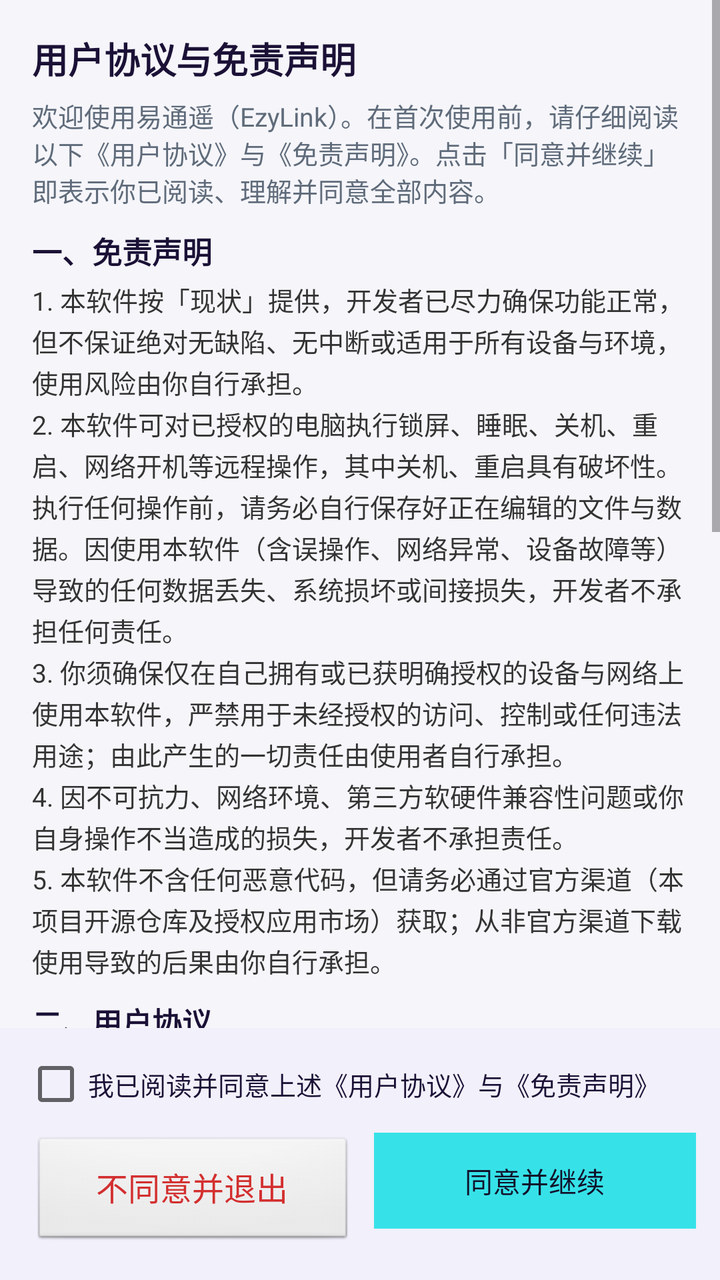
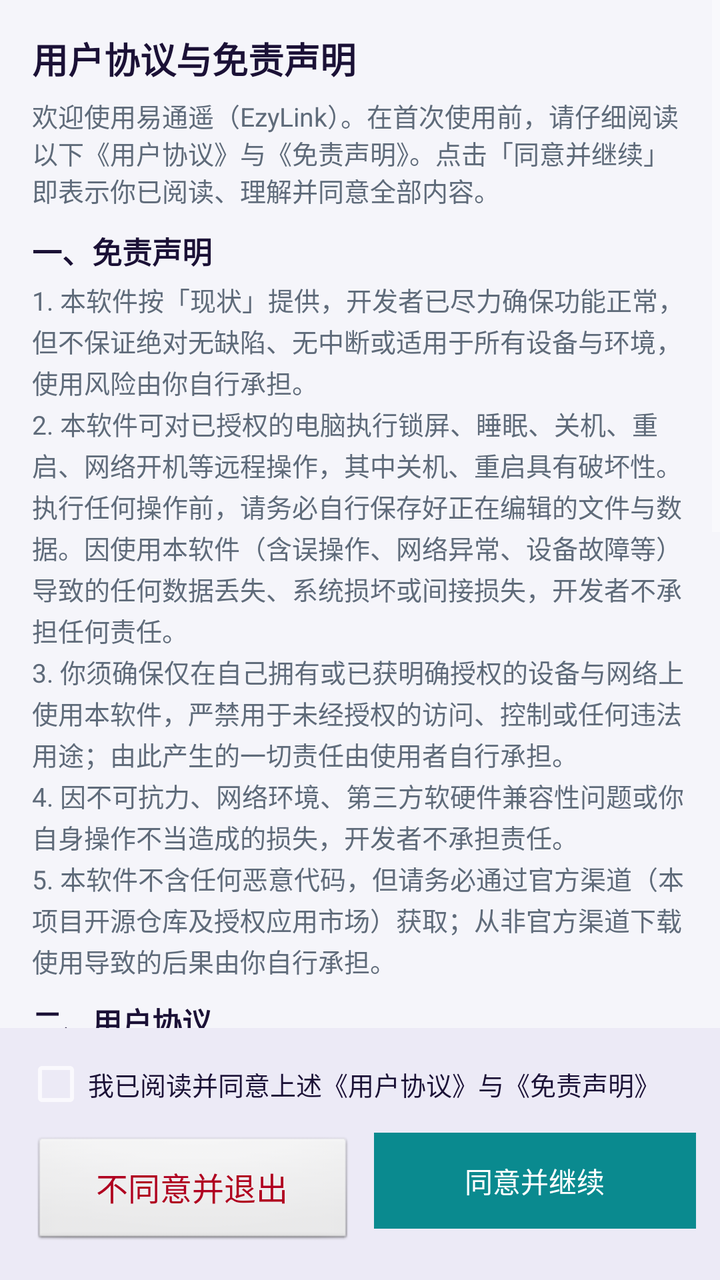

Compare the two renders of this Android layout. The source of the first and the diff that turns it into the second are given below.
<!-- AndroidManifest.xml: application theme AppTheme -->
<!-- res/layout/activity_agreement.xml -->
<?xml version="1.0" encoding="utf-8"?>
<LinearLayout xmlns:android="http://schemas.android.com/apk/res/android"
    android:orientation="vertical" android:layout_width="match_parent" android:layout_height="match_parent">
    <ScrollView android:id="@+id/scroll" android:layout_width="match_parent"
        android:layout_height="0dp" android:layout_weight="1">
        <LinearLayout android:orientation="vertical" android:padding="16dp"
            android:layout_width="match_parent" android:layout_height="wrap_content">
            <TextView android:text="@string/agree_title" android:textSize="18sp"
                android:textStyle="bold" android:textColor="#1b1136" android:layout_marginBottom="6dp"
                android:layout_width="match_parent" android:layout_height="wrap_content"/>
            <TextView android:text="@string/agree_intro" android:textSize="13sp"
                android:textColor="#5f6b7a" android:layout_marginBottom="10dp"
                android:layout_width="match_parent" android:layout_height="wrap_content"/>
            <TextView android:text="@string/disclaimer_title" android:textSize="15sp"
                android:textStyle="bold" android:textColor="#1b1136" android:layout_marginBottom="4dp"
                android:layout_width="match_parent" android:layout_height="wrap_content"/>
            <TextView android:text="@string/disclaimer_text" android:textSize="13sp"
                android:textColor="#333333" android:lineSpacingExtra="2dp" android:layout_marginBottom="10dp"
                android:layout_width="match_parent" android:layout_height="wrap_content"/>
            <TextView android:text="@string/terms_title" android:textSize="15sp"
                android:textStyle="bold" android:textColor="#1b1136" android:layout_marginBottom="4dp"
                android:layout_width="match_parent" android:layout_height="wrap_content"/>
            <TextView android:text="@string/terms_text" android:textSize="13sp"
                android:textColor="#333333" android:lineSpacingExtra="2dp" android:layout_marginBottom="8dp"
                android:layout_width="match_parent" android:layout_height="wrap_content"/>
            <TextView android:text="@string/agree_note" android:textSize="11sp"
                android:textColor="#8a86a8" android:layout_width="match_parent" android:layout_height="wrap_content"/>
        </LinearLayout>
    </ScrollView>
    <LinearLayout android:orientation="vertical" android:padding="12dp" android:background="#f2f0fa"
        android:layout_width="match_parent" android:layout_height="wrap_content">
        <CheckBox android:id="@+id/agreeCheck" android:text="@string/agree_check"
            android:textSize="13sp" android:textColor="#1b1136"
            android:layout_width="match_parent" android:layout_height="wrap_content"/>
        <LinearLayout android:orientation="horizontal" android:layout_width="match_parent"
            android:layout_height="wrap_content" android:layout_marginTop="6dp">
            <Button android:id="@+id/agreeDecline" android:text="@string/agree_decline"
                android:layout_weight="1" android:layout_marginEnd="6dp" android:layout_width="0dp"
                android:layout_height="wrap_content" style="@style/BtnDanger"/>
            <Button android:id="@+id/agreeAccept" android:text="@string/agree_accept"
                android:enabled="false" android:layout_weight="1" android:layout_marginStart="6dp"
                android:layout_width="0dp" android:layout_height="wrap_content"
                android:textColor="#11102A" android:background="#36E2E8"/>
        </LinearLayout>
    </LinearLayout>
</LinearLayout>
<!-- resources referenced by this layout -->
<resources>
  <string name="agree_accept">同意并继续</string>
  <string name="agree_check">我已阅读并同意上述《用户协议》与《免责声明》</string>
  <string name="agree_decline">不同意并退出</string>
  <string name="agree_intro">欢迎使用易通遥（EzyLink）。在首次使用前，请仔细阅读以下《用户协议》与《免责声明》。点击「同意并继续」即表示你已阅读、理解并同意全部内容。</string>
  <string name="agree_note">完整文本以开源仓库（github.com/yty16/EzyLink）中的 TERMS.md 与 DISCLAIMER.md 为准。</string>
  <string name="agree_title">用户协议与免责声明</string>
  <string name="disclaimer_text">1. 本软件按「现状」提供，开发者已尽力确保功能正常，但不保证绝对无缺陷、无中断或适用于所有设备与环境，使用风险由你自行承担。\n2. 本软件可对已授权的电脑执行锁屏、睡眠、关机、重启、网络开机等远程操作，其中关机、重启具有破坏性。执行任何操作前，请务必自行保存好正在编辑的文件与数据。因使用本软件（含误操作、网络异常、设备故障等）导致的任何数据丢失、系统损坏或间接损失，开发者不承担任何责任。\n3. 你须确保仅在自己拥有或已获明确授权的设备与网络上使用本软件，严禁用于未经授权的访问、控制或任何违法用途；由此产生的一切责任由使用者自行承担。\n4. 因不可抗力、网络环境、第三方软硬件兼容性问题或你自身操作不当造成的损失，开发者不承担责任。\n5. 本软件不含任何恶意代码，但请务必通过官方渠道（本项目开源仓库及授权应用市场）获取；从非官方渠道下载使用导致的后果由你自行承担。</string>
  <string name="disclaimer_title">一、免责声明</string>
  <string name="terms_text">1. 使用本软件即表示你同意本协议全部条款。\n2. 使用限制：你仅可将本软件用于合法、已获授权的场景；严禁用于网络攻击、未授权控制、入侵他人设备或其他违反法律法规的行为。\n3. 连接信息安全：你保存在本机/手表端的电脑地址、配对码、蓝牙信息等均由你自行管理，请妥善保管，避免泄露。\n4. 知识产权：本软件著作权归开发者所有，依据仓库内 LICENSE 文件规定的许可协议分发，你可在协议范围内使用、修改与再分发。\n5. 隐私保护：本软件不收集任何个人信息，所有连接数据仅存储于你的本机与局域网内，详见《隐私政策》（PRIVACY.md）。\n6. 免责：除本协议另有约定外，软件相关的责任以《免责声明》为准。\n7. 协议变更：开发者保留根据法律法规或产品调整修改本协议的权利；你继续使用本软件即视为接受修订后的协议。\n8. 协议终止：若你违反本协议，开发者有权停止向你提供本软件且不承担任何责任。</string>
  <string name="terms_title">二、用户协议</string>
  <style name="BtnDanger" parent="@style/Btn">
          <item name="android:textColor">#D32F2F</item>
      </style>
  <style name="AppTheme" parent="@android:style/Theme.Material.Light.NoActionBar">
          <item name="android:windowBackground">#f5f5fa</item>
      </style>
  <style name="Btn" parent="@android:style/Widget.Button">
          <item name="android:layout_width">0dp</item>
          <item name="android:layout_height">wrap_content</item>
          <item name="android:layout_weight">1</item>
          <item name="android:minHeight">@dimen/btn_minh</item>
          <item name="android:textSize">@dimen/btn_text</item>
          <item name="android:layout_margin">4dp</item>
      </style>
  <dimen name="btn_minh">56dp</dimen>
  <dimen name="btn_text">16sp</dimen>
</resources>

<!-- the commit's change to res/layout/activity_agreement.xml (unified diff, before → after) -->
@@ -1,4 +1,4 @@
-<?xml version="1.0" encoding="utf-8"?>
+﻿<?xml version="1.0" encoding="utf-8"?>
 <LinearLayout xmlns:android="http://schemas.android.com/apk/res/android"
     android:orientation="vertical" android:layout_width="match_parent" android:layout_height="match_parent">
     <ScrollView android:id="@+id/scroll" android:layout_width="match_parent"
@@ -6,31 +6,31 @@
         <LinearLayout android:orientation="vertical" android:padding="16dp"
             android:layout_width="match_parent" android:layout_height="wrap_content">
             <TextView android:text="@string/agree_title" android:textSize="18sp"
-                android:textStyle="bold" android:textColor="#1b1136" android:layout_marginBottom="6dp"
+                android:textStyle="bold" android:textColor="@color/fg" android:layout_marginBottom="6dp"
                 android:layout_width="match_parent" android:layout_height="wrap_content"/>
             <TextView android:text="@string/agree_intro" android:textSize="13sp"
-                android:textColor="#5f6b7a" android:layout_marginBottom="10dp"
+                android:textColor="@color/fg_muted" android:layout_marginBottom="10dp"
                 android:layout_width="match_parent" android:layout_height="wrap_content"/>
             <TextView android:text="@string/disclaimer_title" android:textSize="15sp"
-                android:textStyle="bold" android:textColor="#1b1136" android:layout_marginBottom="4dp"
+                android:textStyle="bold" android:textColor="@color/fg" android:layout_marginBottom="4dp"
                 android:layout_width="match_parent" android:layout_height="wrap_content"/>
             <TextView android:text="@string/disclaimer_text" android:textSize="13sp"
-                android:textColor="#333333" android:lineSpacingExtra="2dp" android:layout_marginBottom="10dp"
+                android:textColor="@color/fg_muted" android:lineSpacingExtra="2dp" android:layout_marginBottom="10dp"
                 android:layout_width="match_parent" android:layout_height="wrap_content"/>
             <TextView android:text="@string/terms_title" android:textSize="15sp"
-                android:textStyle="bold" android:textColor="#1b1136" android:layout_marginBottom="4dp"
+                android:textStyle="bold" android:textColor="@color/fg" android:layout_marginBottom="4dp"
                 android:layout_width="match_parent" android:layout_height="wrap_content"/>
             <TextView android:text="@string/terms_text" android:textSize="13sp"
-                android:textColor="#333333" android:lineSpacingExtra="2dp" android:layout_marginBottom="8dp"
+                android:textColor="@color/fg_muted" android:lineSpacingExtra="2dp" android:layout_marginBottom="8dp"
                 android:layout_width="match_parent" android:layout_height="wrap_content"/>
             <TextView android:text="@string/agree_note" android:textSize="11sp"
-                android:textColor="#8a86a8" android:layout_width="match_parent" android:layout_height="wrap_content"/>
+                android:textColor="@color/fg_dim" android:layout_width="match_parent" android:layout_height="wrap_content"/>
         </LinearLayout>
     </ScrollView>
-    <LinearLayout android:orientation="vertical" android:padding="12dp" android:background="#f2f0fa"
+    <LinearLayout android:orientation="vertical" android:padding="12dp" android:background="@color/surface_alt"
         android:layout_width="match_parent" android:layout_height="wrap_content">
         <CheckBox android:id="@+id/agreeCheck" android:text="@string/agree_check"
-            android:textSize="13sp" android:textColor="#1b1136"
+            android:textSize="13sp" android:textColor="@color/fg"
             android:layout_width="match_parent" android:layout_height="wrap_content"/>
         <LinearLayout android:orientation="horizontal" android:layout_width="match_parent"
             android:layout_height="wrap_content" android:layout_marginTop="6dp">
@@ -40,7 +40,7 @@
             <Button android:id="@+id/agreeAccept" android:text="@string/agree_accept"
                 android:enabled="false" android:layout_weight="1" android:layout_marginStart="6dp"
                 android:layout_width="0dp" android:layout_height="wrap_content"
-                android:textColor="#11102A" android:background="#36E2E8"/>
+                android:textColor="@color/accent_fg" android:background="@color/accent"/>
         </LinearLayout>
     </LinearLayout>
 </LinearLayout>
<!-- resource entries referenced after the edit -->
@@ -1,5 +1,11 @@
 <!-- resources referenced by this layout -->
 <resources>
+  <color name="accent">#0a8a8f</color>
+  <color name="accent_fg">#ffffff</color>
+  <color name="fg">#1b1136</color>
+  <color name="fg_dim">#8a86a8</color>
+  <color name="fg_muted">#5f6b7a</color>
+  <color name="surface_alt">#eceaf6</color>
   <string name="agree_accept">同意并继续</string>
   <string name="agree_check">我已阅读并同意上述《用户协议》与《免责声明》</string>
   <string name="agree_decline">不同意并退出</string>
@@ -11,10 +17,10 @@
   <string name="terms_text">1. 使用本软件即表示你同意本协议全部条款。\n2. 使用限制：你仅可将本软件用于合法、已获授权的场景；严禁用于网络攻击、未授权控制、入侵他人设备或其他违反法律法规的行为。\n3. 连接信息安全：你保存在本机/手表端的电脑地址、配对码、蓝牙信息等均由你自行管理，请妥善保管，避免泄露。\n4. 知识产权：本软件著作权归开发者所有，依据仓库内 LICENSE 文件规定的许可协议分发，你可在协议范围内使用、修改与再分发。\n5. 隐私保护：本软件不收集任何个人信息，所有连接数据仅存储于你的本机与局域网内，详见《隐私政策》（PRIVACY.md）。\n6. 免责：除本协议另有约定外，软件相关的责任以《免责声明》为准。\n7. 协议变更：开发者保留根据法律法规或产品调整修改本协议的权利；你继续使用本软件即视为接受修订后的协议。\n8. 协议终止：若你违反本协议，开发者有权停止向你提供本软件且不承担任何责任。</string>
   <string name="terms_title">二、用户协议</string>
   <style name="BtnDanger" parent="@style/Btn">
-          <item name="android:textColor">#D32F2F</item>
+          <item name="android:textColor">@color/danger</item>
       </style>
-  <style name="AppTheme" parent="@android:style/Theme.Material.Light.NoActionBar">
-          <item name="android:windowBackground">#f5f5fa</item>
+  <style name="AppTheme" parent="@android:style/Theme.Material.NoActionBar">
+          <item name="android:windowBackground">@color/bg</item>
       </style>
   <style name="Btn" parent="@android:style/Widget.Button">
           <item name="android:layout_width">0dp</item>
@@ -24,6 +30,8 @@
           <item name="android:textSize">@dimen/btn_text</item>
           <item name="android:layout_margin">4dp</item>
       </style>
+  <color name="danger">#B00020</color>
+  <color name="bg">#f5f5fa</color>
   <dimen name="btn_minh">56dp</dimen>
   <dimen name="btn_text">16sp</dimen>
 </resources>
